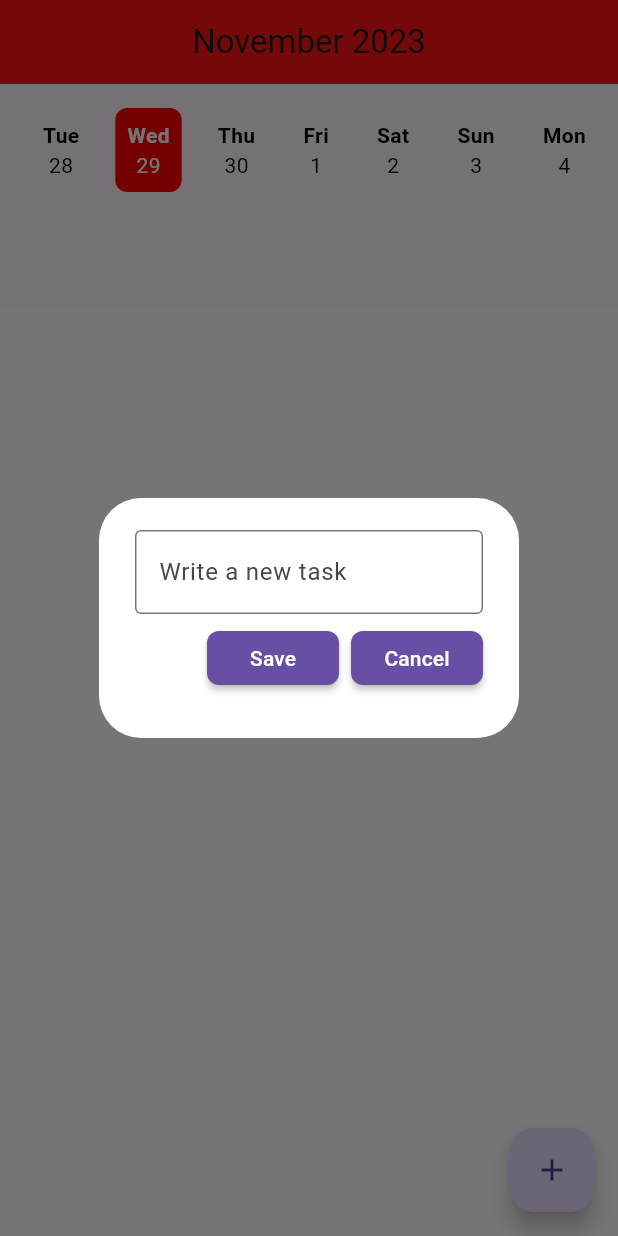
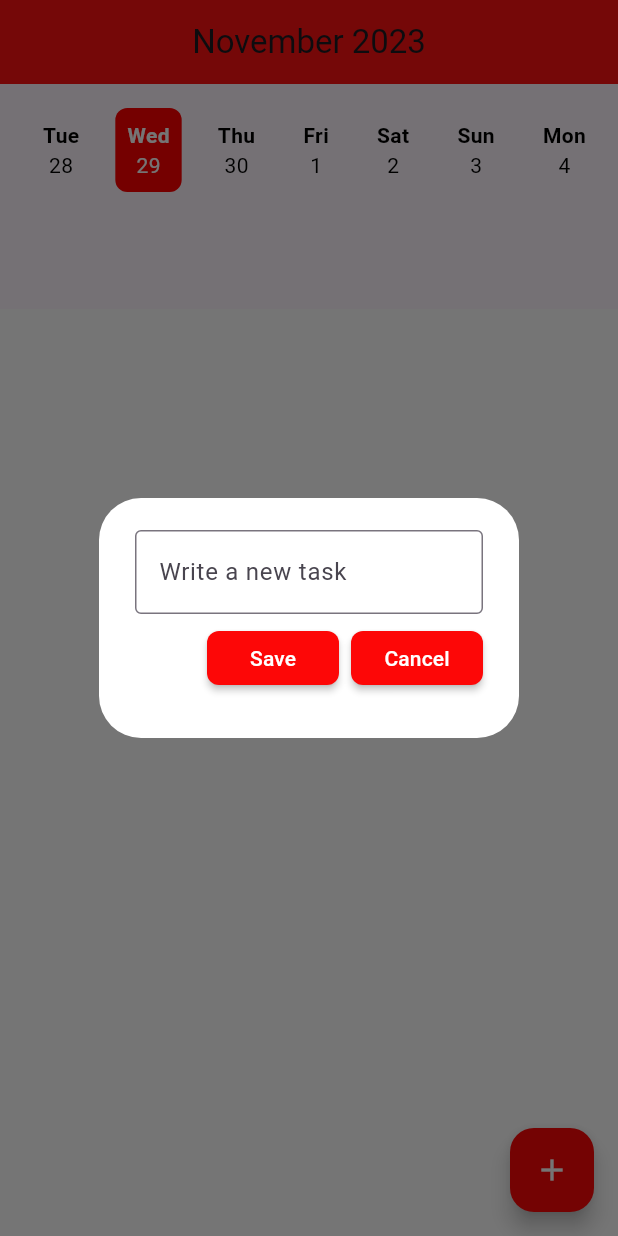
Before and after one commit to CiliaEn/ToDo, a Flutter app: the screen it shows after launch, after a tap on the "add" icon, on a phone screen of 412 x 824 dp. Run offline on Flutter 3.47's test engine with Material 3 defaults, Android fonts, the phone set to English and light mode, and no system bars; our stand-ins replace flutter_slidable, image_picker, sqflite, timezone; accounts and stored records are empty.

Commit message:
fixed some design

```diff
--- a/lib/main.dart
+++ b/lib/main.dart
@@ -17,6 +17,7 @@ class MyApp extends StatelessWidget {
       debugShowCheckedModeBanner: false,
       home: const TodoPage(),
       theme: ThemeData(
+        primaryColor: createMaterialColor(const Color.fromRGBO(253, 7, 7, 1)),
         primarySwatch: createMaterialColor(const Color.fromRGBO(253, 7, 7, 1)),
       ),
     );
--- a/lib/pages/todo_page.dart
+++ b/lib/pages/todo_page.dart
@@ -88,8 +88,12 @@ class _TodoPageState extends State<TodoPage> {
     return Scaffold(
       backgroundColor: const Color.fromARGB(255, 255, 255, 255),
       floatingActionButton: FloatingActionButton(
+        backgroundColor: Theme.of(context).primaryColor,
         onPressed: createNewTask,
-        child: const Icon(Icons.add),
+        child: const Icon(
+          Icons.add,
+          color: Colors.white,
+        ),
       ),
       body: Column(
         crossAxisAlignment: CrossAxisAlignment.stretch,
--- a/lib/util/dialog_box.dart
+++ b/lib/util/dialog_box.dart
@@ -21,6 +21,9 @@ class DialogBox extends StatelessWidget {
 
   @override
   Widget build(BuildContext context) {
+    final ThemeData theme = Theme.of(context);
+    final defaultBorderColor = theme.primaryColor;
+
     return AlertDialog(
       backgroundColor: const Color.fromRGBO(
           255, 255, 255, 1), // Bakgrundsfärg för dialogrutan
@@ -33,13 +36,14 @@ class DialogBox extends StatelessWidget {
             TextField(
               controller:
                   controller, // Använd den angivna kontrollern för textinmatningen
-              decoration: const InputDecoration(
-                border: OutlineInputBorder(),
+              decoration: InputDecoration(
+                border: const OutlineInputBorder(),
+                focusedBorder: OutlineInputBorder(
+                    borderSide: BorderSide(color: defaultBorderColor)),
                 hintText:
                     "Write a new task", // Platsförhållandestips i textinmatningsrutan
               ),
             ),
-
             // Knappar för att spara och avbryta
             Row(
               mainAxisAlignment: MainAxisAlignment.end,
@@ -49,9 +53,7 @@ class DialogBox extends StatelessWidget {
                     text: "Save",
                     onPressed:
                         onSave), // Använd MyButton-widget för att skapa knappen
-
                 const SizedBox(width: 8), // En tom yta mellan knapparna
-
                 // Avbryt-knapp
                 MyButton(
                     text: "Cancel",
```
